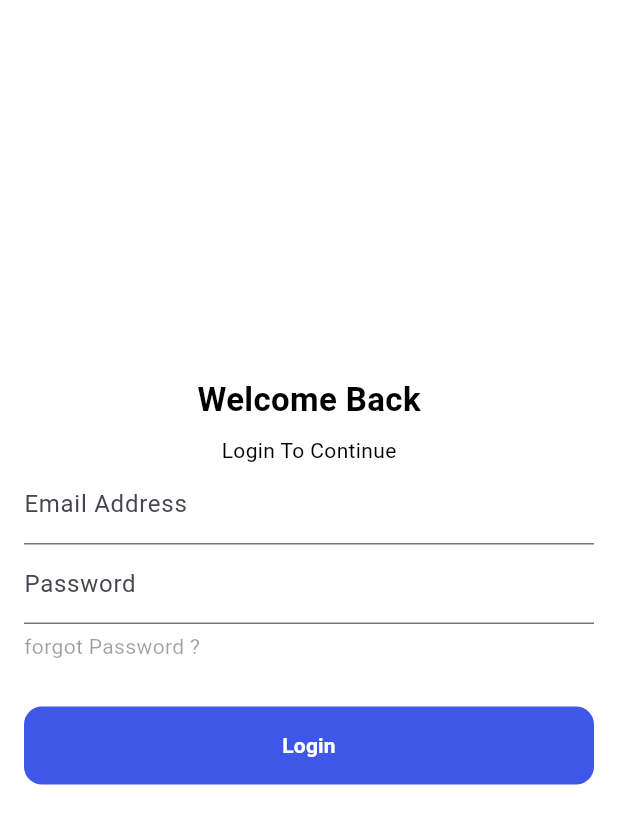
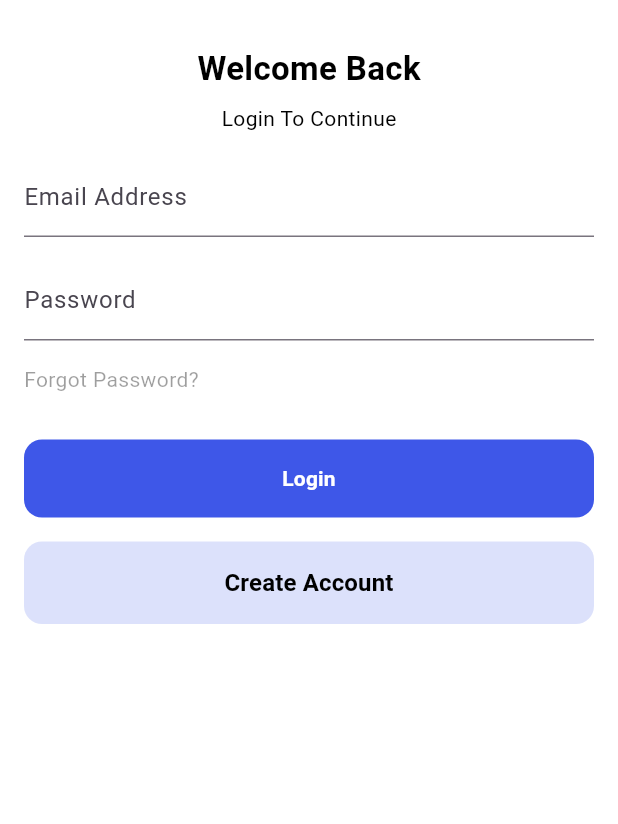
Before and after one commit to herry88/projectdariidx, a Flutter app: the screen it shows after launch, on a phone screen of 412 x 824 dp. Shown: the top 824 px of the screen. Run offline on Flutter 3.47's test engine with Material 3 defaults, Android fonts, the phone set to English and light mode, and no system bars.

Commit message:
done Navigation

```diff
--- a/lib/home.dart
+++ b/lib/home.dart
@@ -7,7 +7,13 @@ class HomePage extends StatelessWidget {
   Widget build(BuildContext context) {
     return const Scaffold(
       body: Center(
-        child: Text('Halo Dunia'),
+        child: Text(
+          'Halo Dunia',
+          style: TextStyle(
+            fontSize: 24,
+            fontWeight: FontWeight.bold,
+          ),
+        ),
       ),
     );
   }
--- a/lib/loginapp.dart
+++ b/lib/loginapp.dart
@@ -1,4 +1,5 @@
 import 'package:flutter/material.dart';
+import 'package:myapp/home.dart';
 
 class LoginApp extends StatelessWidget {
   const LoginApp({super.key});
@@ -7,14 +8,15 @@ class LoginApp extends StatelessWidget {
   Widget build(BuildContext context) {
     return Scaffold(
       backgroundColor: Colors.white,
-      body: Align(
-        alignment: Alignment.centerLeft,
+      body: SingleChildScrollView(
+        child: Align(
+          alignment: Alignment.center,
           child: Padding(
-          padding: EdgeInsets.symmetric(vertical: 0, horizontal: 16.0),
+            padding:
+                const EdgeInsets.symmetric(vertical: 30.0, horizontal: 16.0),
             child: Column(
               mainAxisAlignment: MainAxisAlignment.start,
               crossAxisAlignment: CrossAxisAlignment.center,
-            mainAxisSize: MainAxisSize.min,
               children: [
                 const Text(
                   'Welcome Back',
@@ -26,9 +28,9 @@ class LoginApp extends StatelessWidget {
                     color: Color(0xff000000),
                   ),
                 ),
-              const Padding(
-                padding: EdgeInsets.fromLTRB(0, 8, 0, 0),
-                child: Text(
+                const SizedBox(height: 8.0),
+                const Text(
+                  'Login To Continue',
                   textAlign: TextAlign.start,
                   overflow: TextOverflow.clip,
                   style: TextStyle(
@@ -36,9 +38,8 @@ class LoginApp extends StatelessWidget {
                     fontWeight: FontWeight.w400,
                     color: Color(0xff000000),
                   ),
-                  "Login To Continue",
                 ),
-              ),
+                const SizedBox(height: 16.0),
                 const TextField(
                   obscureText: false,
                   textAlign: TextAlign.start,
@@ -46,7 +47,6 @@ class LoginApp extends StatelessWidget {
                     labelText: 'Email Address',
                     hintText: 'Enter your email',
                     disabledBorder: UnderlineInputBorder(
-                    // borderRadius: Radius.circular(4.0),
                       borderSide: BorderSide(
                         color: Color(0xff000000),
                         width: 1,
@@ -60,6 +60,7 @@ class LoginApp extends StatelessWidget {
                     color: Color(0xff000000),
                   ),
                 ),
+                const SizedBox(height: 16.0),
                 const TextField(
                   obscureText: false,
                   textAlign: TextAlign.start,
@@ -67,7 +68,6 @@ class LoginApp extends StatelessWidget {
                     labelText: 'Password',
                     hintText: 'Enter your password',
                     disabledBorder: UnderlineInputBorder(
-                    // borderRadius: Radius.circular(4.0),
                       borderSide: BorderSide(
                         color: Color(0xff000000),
                         width: 1,
@@ -81,12 +81,11 @@ class LoginApp extends StatelessWidget {
                     color: Color(0xff000000),
                   ),
                 ),
-              const SizedBox(
-                height: 5.0,
-              ),
-              const Align(
+                const SizedBox(height: 16.0),
+                Align(
                   alignment: Alignment.centerLeft,
                   child: Text(
+                    'Forgot Password?',
                     textAlign: TextAlign.start,
                     overflow: TextOverflow.clip,
                     style: TextStyle(
@@ -94,15 +93,21 @@ class LoginApp extends StatelessWidget {
                       fontWeight: FontWeight.w400,
                       color: Colors.black38,
                     ),
-                  'forgot Password ?',
                   ),
                 ),
-              Padding(
-                padding: const EdgeInsets.fromLTRB(0, 30.0, 0, 50.0),
-                child: SizedBox(
+                const SizedBox(height: 30.0),
+                SizedBox(
                   width: double.infinity,
                   child: MaterialButton(
-                    onPressed: () {},
+                    onPressed: () {
+                      //navigation
+                      Navigator.push(
+                        context,
+                        MaterialPageRoute(
+                          builder: (context) => const HomePage(),
+                        ),
+                      );
+                    },
                     color: Color(0xff3e57e8),
                     elevation: 0.0,
                     shape: RoundedRectangleBorder(
@@ -120,8 +125,30 @@ class LoginApp extends StatelessWidget {
                     ),
                   ),
                 ),
+                const SizedBox(height: 16.0),
+                SizedBox(
+                  width: double.infinity,
+                  child: MaterialButton(
+                    onPressed: () {},
+                    color: Color(0x2d3a57e8),
+                    elevation: 0.0,
+                    shape: RoundedRectangleBorder(
+                      borderRadius: BorderRadius.circular(12.0),
+                    ),
+                    padding: EdgeInsets.all(16.0),
+                    child: const Text(
+                      'Create Account',
+                      textAlign: TextAlign.center,
+                      style: TextStyle(
+                        fontSize: 16.0,
+                        fontWeight: FontWeight.w700,
+                        color: Color(0xff000000),
+                      ),
+                    ),
+                  ),
                 ),
               ],
+            ),
           ),
         ),
       ),
--- a/pubspec.yaml
+++ b/pubspec.yaml
@@ -35,6 +35,7 @@ dependencies:
   # The following adds the Cupertino Icons font to your application.
   # Use with the CupertinoIcons class for iOS style icons.
   cupertino_icons: ^1.0.6
+  get_server: ^1.2.1
 
 dev_dependencies:
   flutter_test:
```
Also changed, not shown: pubspec.lock. Lines whose indentation alone changed are shown as unchanged.
